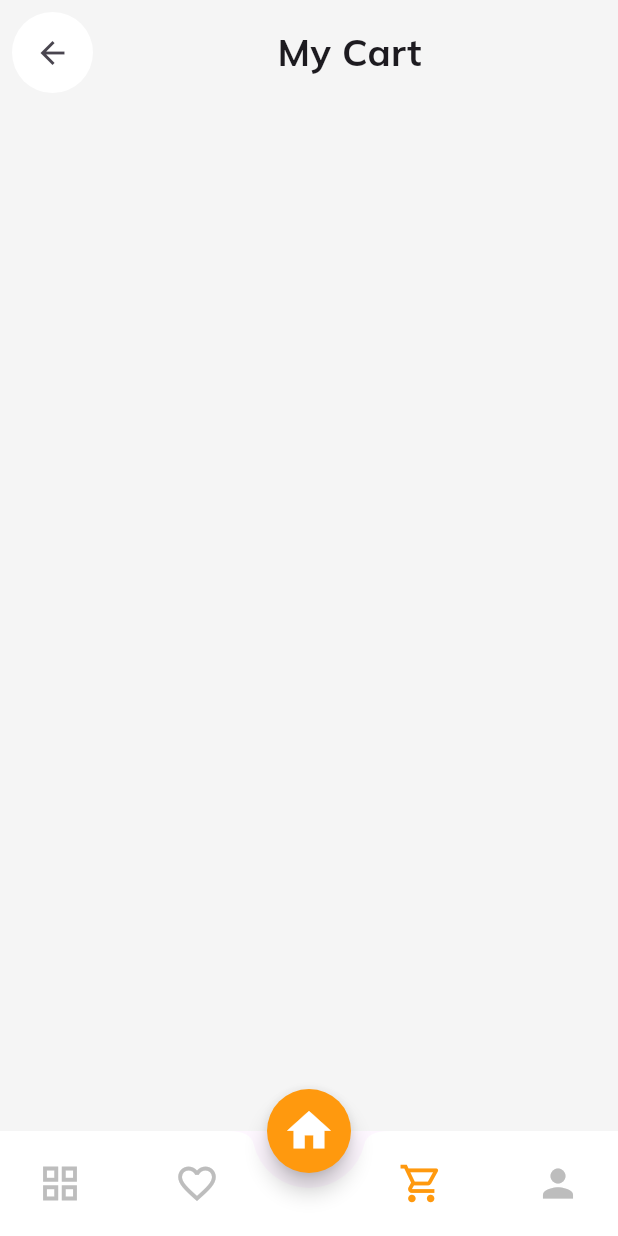
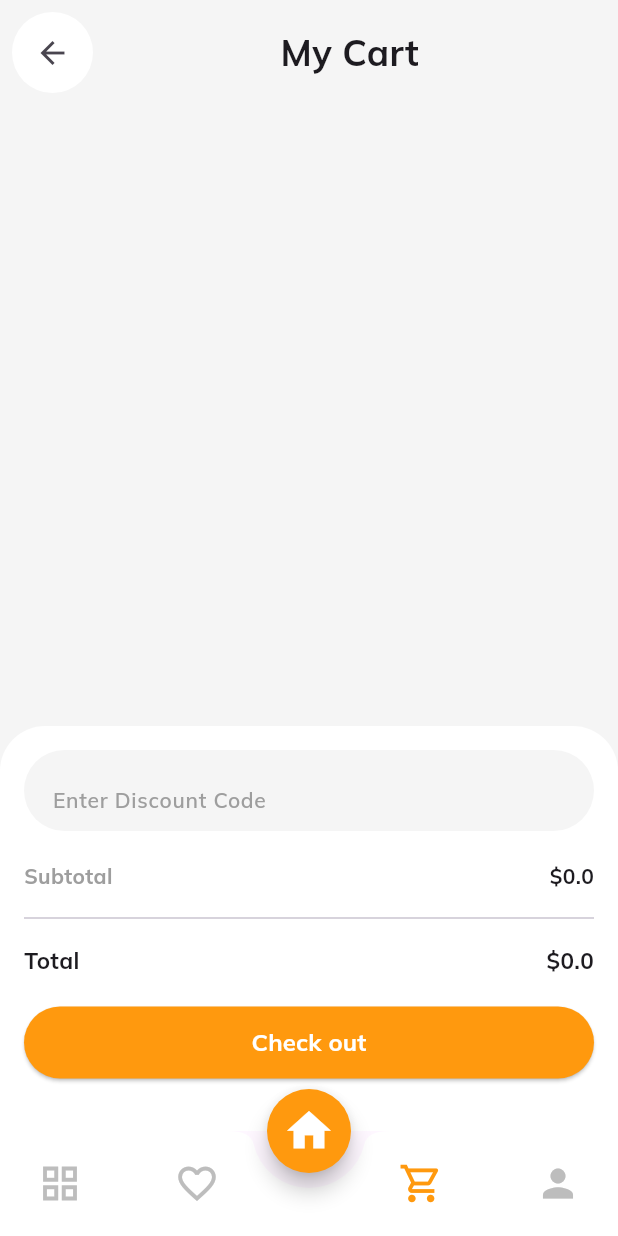
Before and after one commit to mjkdave05/ecommerce_app, a Flutter app: the screen it shows after launch, item 3 of the bottom bar chosen, on a phone screen of 412 x 824 dp. Run offline on Flutter 3.47's test engine with Material 3 defaults, Android fonts, the phone set to English and light mode, and no system bars; our stand-ins replace google_fonts.

Commit message:
my cart completed

```diff
--- a/lib/Provider/cart_provider.dart
+++ b/lib/Provider/cart_provider.dart
@@ -16,6 +16,17 @@ class CartProvider extends ChangeNotifier {
     }
     notifyListeners();
   }
+
+  incrementQtn(int index) => _cart[index].quantity++;
+  decrementQtn(int index) => _cart[index].quantity--;
+  totalPrice() {
+    double total1 = 0.0;
+    for (Product element in _cart) {
+      total1 += element.price * element.quantity;
+    }
+    return total1;
+  }
+
   static CartProvider of(
       BuildContext context, {
         bool listen = true,
--- /dev/null
+++ b/lib/screens/cart/check_out.dart
@@ -0,0 +1,119 @@
+import 'package:ecommerce_app/Provider/cart_provider.dart';
+import 'package:ecommerce_app/constants.dart';
+import 'package:flutter/material.dart';
+
+class CheckOutBox extends StatelessWidget {
+  const CheckOutBox({super.key});
+
+  @override
+  Widget build(BuildContext context) {
+    final provider = CartProvider.of(context);
+    return Container(
+      height: 270,
+      width: double.infinity,
+      decoration: BoxDecoration(
+        color: Colors.white,
+        borderRadius: BorderRadius.only(
+          topRight: Radius.circular(30),
+          topLeft: Radius.circular(30),
+        ),
+      ),
+      padding: EdgeInsets.all(16),
+      child: Column(
+        crossAxisAlignment: CrossAxisAlignment.start,
+        children: [
+          TextField(
+            decoration: InputDecoration(
+              border: OutlineInputBorder(
+                borderRadius: BorderRadius.circular(30),
+                borderSide: BorderSide.none,
+              ),
+              contentPadding: EdgeInsets.symmetric(
+                vertical: 3,
+                horizontal: 15,
+              ),
+              filled: true,
+              fillColor: contentColor,
+              hintText: "Enter Discount Code",
+              hintStyle: TextStyle(
+                fontSize: 14,
+                fontWeight: FontWeight.w600,
+                color: Colors.grey,
+              ),
+              suffix: TextButton(
+                  onPressed: () {},
+                  child: Text(
+                    "Apply",
+                    style: TextStyle(
+                      color: primaryColor,
+                      fontSize: 14,
+                      fontWeight: FontWeight.bold,
+                    ),
+                  ),
+              ),
+            ),
+          ),
+          SizedBox(height: 20,),
+          Row(
+            mainAxisAlignment: MainAxisAlignment.spaceBetween,
+            children: [
+              Text(
+                "Subtotal",
+                style: TextStyle(
+                  fontSize: 14,
+                  fontWeight: FontWeight.bold,
+                  color: Colors.grey,
+                ),
+              ),
+              Text(
+                "\$${provider.totalPrice()}",
+                style: TextStyle(
+                  fontSize: 14,
+                  fontWeight: FontWeight.bold,
+                ),
+              )
+            ],
+          ),
+          const SizedBox(height: 10,),
+          Divider(),
+          SizedBox(height: 10,),
+          Row(
+            mainAxisAlignment: MainAxisAlignment.spaceBetween,
+            children: [
+              Text(
+                "Total",
+                style: TextStyle(
+                  fontSize: 15,
+                  fontWeight: FontWeight.bold,
+                ),
+              ),
+              Text(
+                "\$${provider.totalPrice()}",
+                style: TextStyle(
+                  fontSize: 15,
+                  fontWeight: FontWeight.bold,
+                ),
+              ),
+            ],
+          ),
+          SizedBox(height: 20,),
+          ElevatedButton(
+              onPressed: () {},
+            style: ElevatedButton.styleFrom(
+              backgroundColor: primaryColor,
+              minimumSize: Size(double.infinity, 48),
+            ),
+            child: Text(
+              "Check out",
+              style: TextStyle(
+                fontSize: 16,
+                color: Colors.white,
+                fontWeight: FontWeight.bold,
+              ),
+            ),
+          ),
+        ],
+      ),
+    );
+  }
+}
```
Also changed, not shown: lib/screens/cart/cart_screen.dart (+82 -10 lines).
